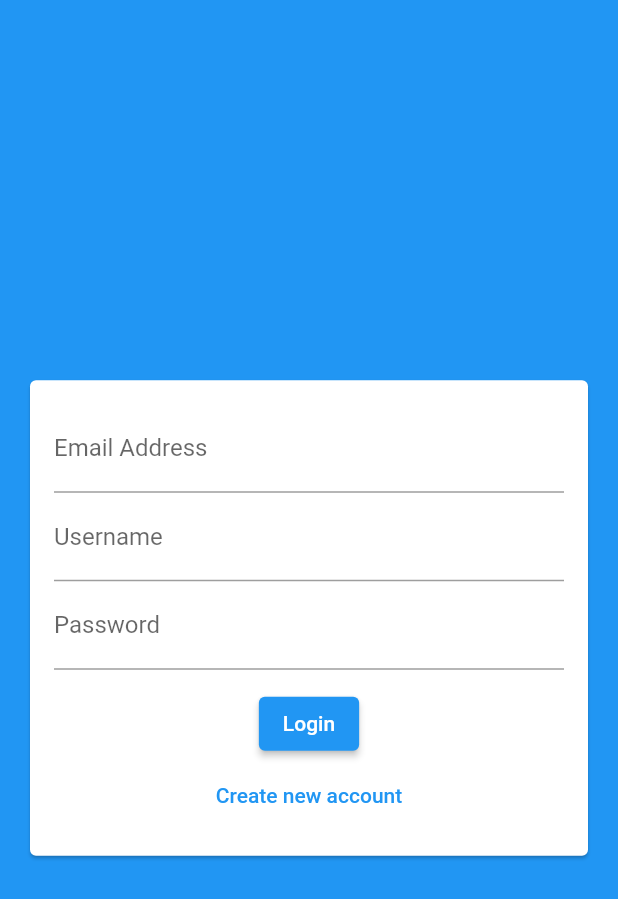
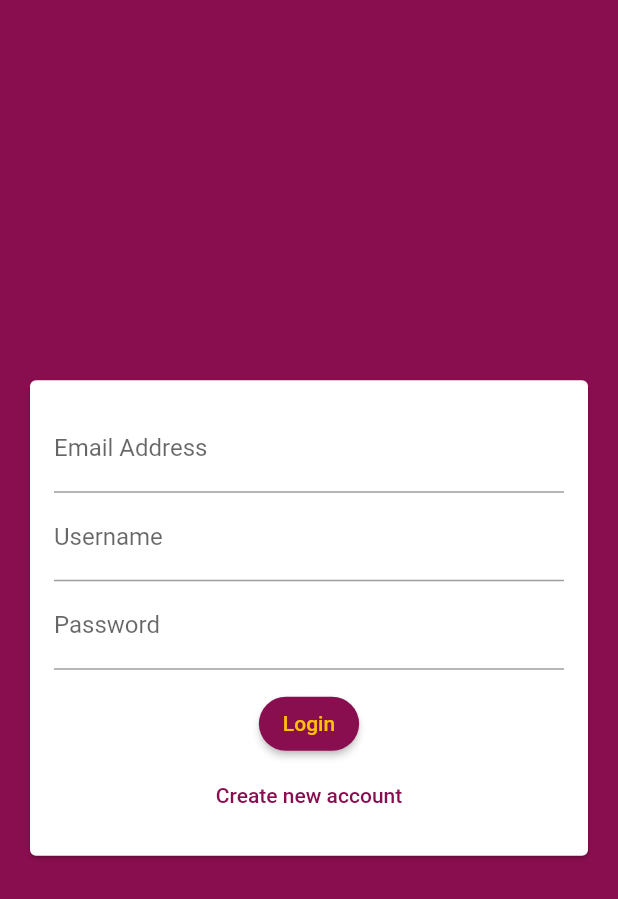
Before and after one commit to PaulTA91/chat_app, a Flutter app: the screen it shows after launch, on a phone screen of 412 x 824 dp. Shown: the top 899 px of the screen. Run offline on Flutter 3.47's test engine with Material 2 defaults, Android fonts, the phone set to English and light mode, and no system bars; our stand-ins replace cloud_firestore, firebase_core; accounts and stored records are empty.

Commit message:
basic styling

```diff
--- a/lib/main.dart
+++ b/lib/main.dart
@@ -1,7 +1,7 @@
-import 'package:chat_app/screens/auth_screen.dart';
 import 'package:flutter/material.dart';
 import 'package:firebase_core/firebase_core.dart';
 
+import './screens/auth_screen.dart';
 import './screens/chat_screen.dart';
 
 void main() async {
@@ -18,7 +18,10 @@ class MyApp extends StatelessWidget {
     return MaterialApp(
       title: 'Flutter Demo',
       theme: ThemeData(
-        primarySwatch: Colors.blue,
+        primaryColor: Colors.pink[900],
+        backgroundColor: Colors.pink[900],
+        colorScheme:
+            ColorScheme.fromSwatch().copyWith(secondary: Colors.deepPurple),
       ),
       home: const AuthScreen(),
     );
--- a/lib/widgets/auth/auth_form.dart
+++ b/lib/widgets/auth/auth_form.dart
@@ -1,3 +1,4 @@
+import 'package:chat_app/main.dart';
 import 'package:flutter/material.dart';
 
 class AuthForm extends StatefulWidget {
@@ -38,11 +39,21 @@ class _AuthFormState extends State<AuthForm> {
                     height: 12,
                   ),
                   ElevatedButton(
+                    style: ElevatedButton.styleFrom(
+                      foregroundColor: Colors.amber,
+                      backgroundColor: Colors.pink[900],
+                      shape: RoundedRectangleBorder(
+                        borderRadius: BorderRadius.circular(20),
+                      ),
+                    ),
                     onPressed: () {},
                     child: const Text('Login'),
                   ),
                   TextButton(
                     onPressed: () {},
+                    style: TextButton.styleFrom(
+                      foregroundColor: Colors.pink[900],
+                    ),
                     child: const Text("Create new account"),
                   ),
                 ],
```
